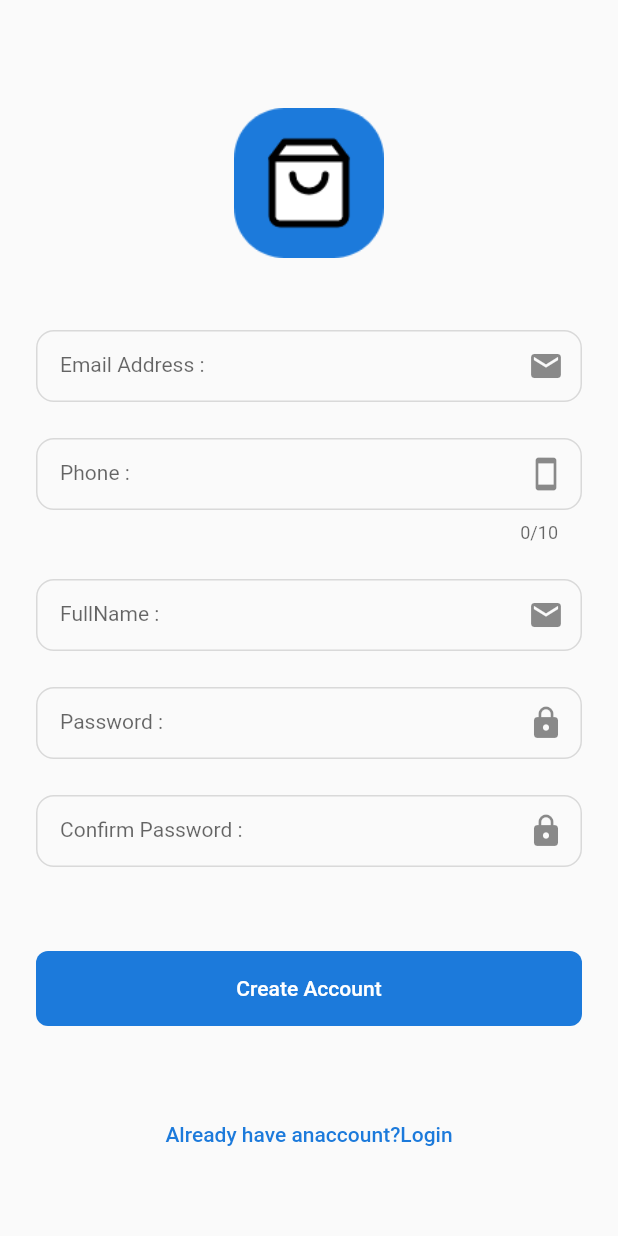
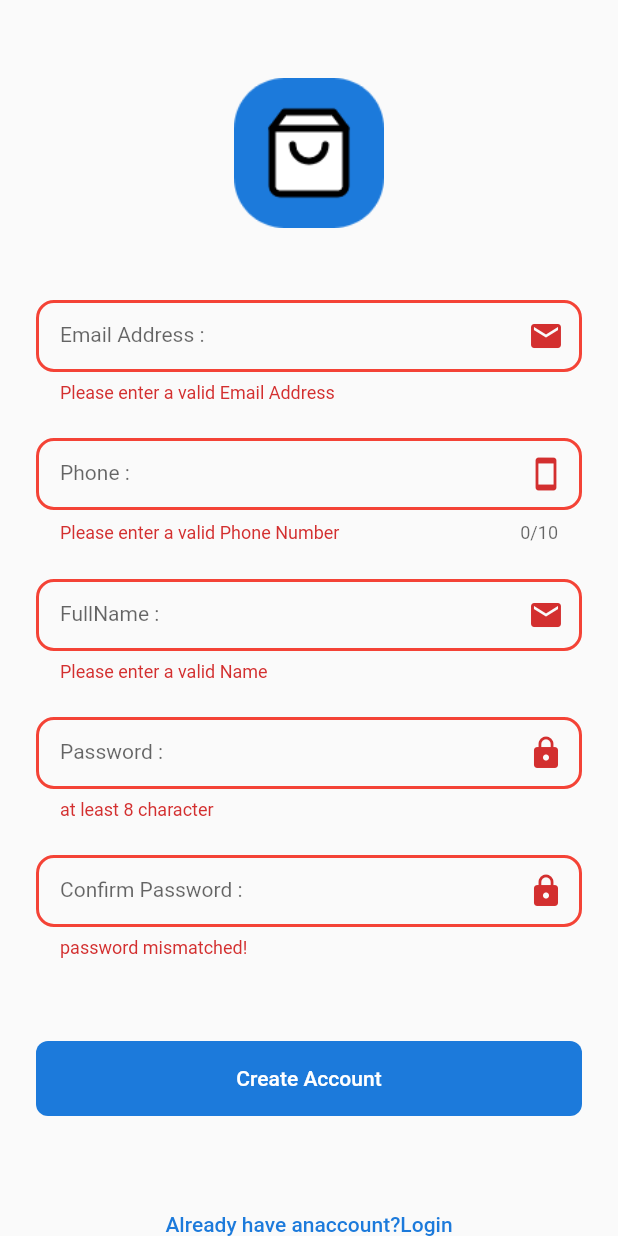
Before and after one commit to Mansiraiyani/my_smartstore, a Flutter app: the screen it shows after launch, after a tap on "Create Account", on a phone screen of 412 x 824 dp. Run offline on Flutter 3.47's test engine with Material 2 defaults, Android fonts, the phone set to English and light mode, and no system bars; our stand-ins replace dio, flutter_bloc, flutter_secure_storage.

Commit message:
fix error

```diff
--- a/lib/registration/sign_up/sign_up_screen.dart
+++ b/lib/registration/sign_up/sign_up_screen.dart
@@ -17,7 +17,7 @@ class SignUpScreen extends StatelessWidget {
   late String _email;
   late String _name;
   late String _phone;
-  late String _password;
+   String? _password;
   late String _confirmpassword;
 
   @override
@@ -28,11 +28,12 @@ class SignUpScreen extends StatelessWidget {
           child: Padding(
             padding: const EdgeInsets.all(24.0),
             child: Form(
+              key: formkey,
               child: BlocConsumer<SignUpCubit,SignUpState>(
                 listener:(context,state) {
                   if(state is SignUpSuccess){
                     Navigator.of(context).push(
-                      MaterialPageRoute(builder: (context)=>BlocProvider<OtpCubit>(create:(_)=>OtpCubit(),child: OtpScreen(_email,_phone,_name,_password)))
+                      MaterialPageRoute(builder: (context)=>BlocProvider<OtpCubit>(create:(_)=>OtpCubit(),child: OtpScreen(_email,_phone,_name,_password!)))
                     );
                   }
                   if(state is SignUpFailed){
```
